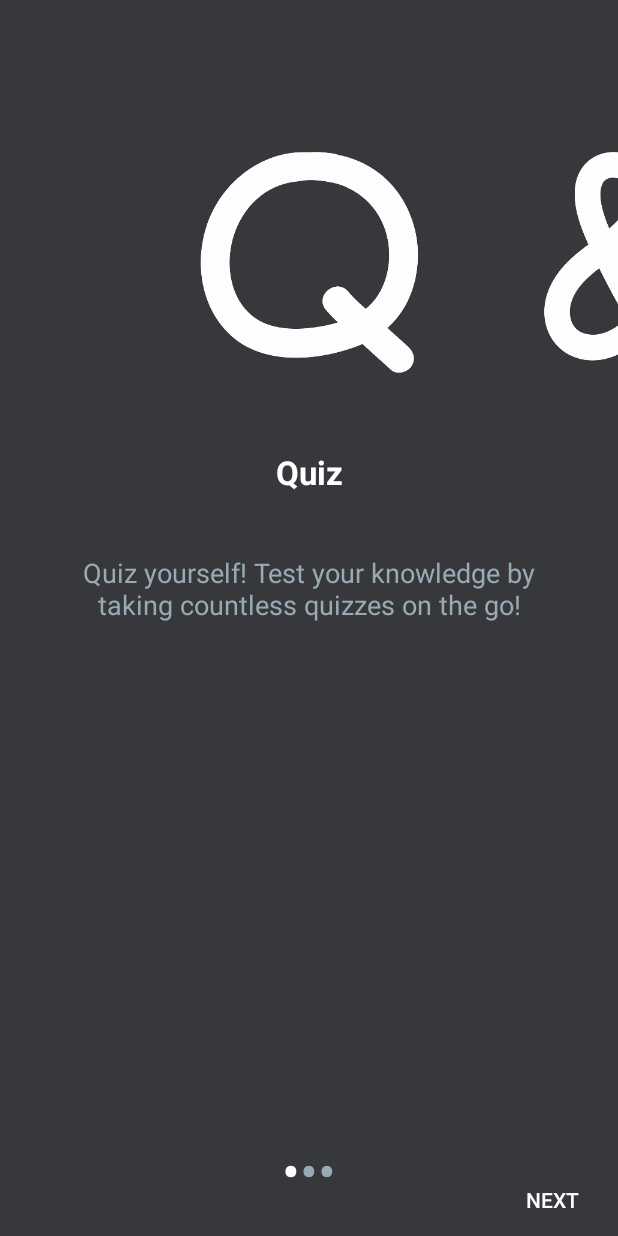
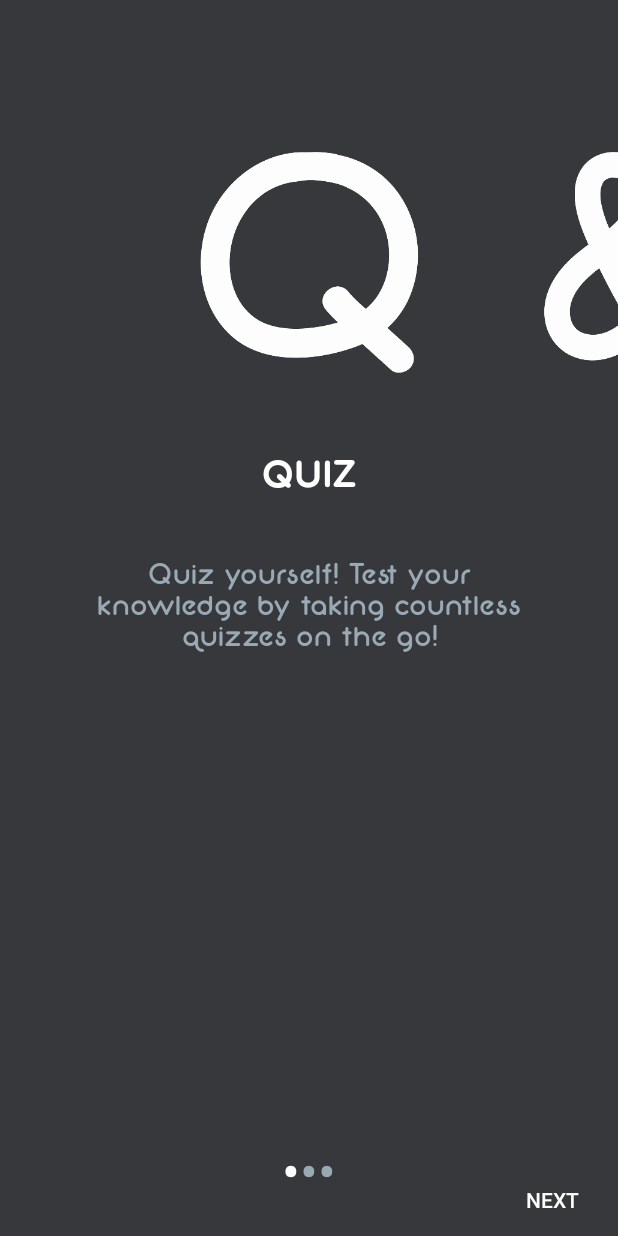
Before and after one commit to JCPasillas/quiz-and-a, an Android app: the screen it shows after launch (OnStartupActivity), on a phone screen of 412 x 824 dp. Run offline under Robolectric (Android 15) with nearby library versions, the phone set to English and light mode, and no system bars.

Commit message:
added new fonts

```diff
--- a/app/src/main/res/layout/slide_page.xml
+++ b/app/src/main/res/layout/slide_page.xml
@@ -40,9 +40,11 @@
         app:layout_constraintTop_toBottomOf="@+id/slide_page_ic"
         android:layout_marginTop="50dp"
         android:text="HEADING"
-        android:textSize="22sp"
+        android:textSize="25sp"
         android:textStyle="bold"
-        android:textColor="@android:color/white"/>
+        android:textColor="@android:color/white"
+        android:fontFamily="@font/multicolore"
+        android:textAlignment="center"/>
 
     <TextView
         android:id="@+id/slide_page_text"
@@ -55,8 +57,9 @@
         app:layout_constraintTop_toBottomOf="@+id/slide_page_heading"
         android:layout_marginTop="20dp"
         android:text="TEXT"
-        android:textSize="18sp"
+        android:textSize="20sp"
         android:textColor="@color/colorText"
+        android:fontFamily="@font/neon"
         android:textAlignment="center"/>
 
     <Button
```
Also changed, not shown: app/src/main/res/font/multicolore.otf (added), app/src/main/res/font/neon.ttf (added).
